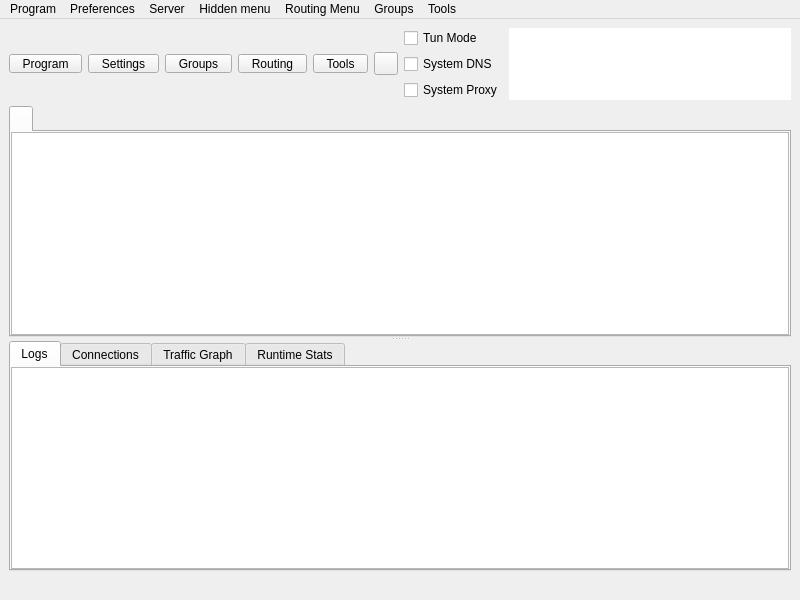
First picture: the form in include/ui/mainwindow.ui, repository Nuxoul/NxProxy, before the edit.
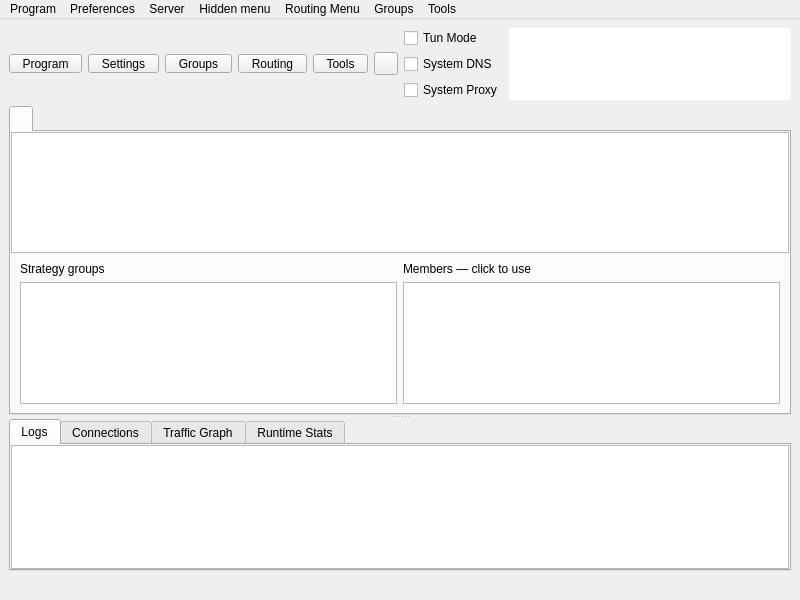
Second picture: the form after the edit. Icons and pictures are not drawn. Custom widgets are drawn as their Qt base class.

Commit message: Separate strategy groups from node list

Diff of the .ui file:
```diff
--- a/include/ui/mainwindow.ui
+++ b/include/ui/mainwindow.ui
@@ -452,6 +452,53 @@
            </attribute>
           </widget>
          </item>
+         <item>
+          <widget class="QWidget" name="selectorPanel">
+           <property name="minimumSize">
+            <size>
+             <width>0</width>
+             <height>150</height>
+            </size>
+           </property>
+           <layout class="QHBoxLayout" name="selectorPanelLayout">
+            <item>
+             <layout class="QVBoxLayout" name="selectorGroupsColumn">
+              <item>
+               <widget class="QLabel" name="selectorGroupsLabel">
+                <property name="text">
+                 <string>Strategy groups</string>
+                </property>
+               </widget>
+              </item>
+              <item>
+               <widget class="QListWidget" name="selectorGroupList">
+                <property name="minimumSize">
+                 <size>
+                  <width>180</width>
+                  <height>0</height>
+                 </size>
+                </property>
+               </widget>
+              </item>
+             </layout>
+            </item>
+            <item>
+             <layout class="QVBoxLayout" name="selectorMembersColumn">
+              <item>
+               <widget class="QLabel" name="selectorMembersLabel">
+                <property name="text">
+                 <string>Members — click to use</string>
+                </property>
+               </widget>
+              </item>
+              <item>
+               <widget class="QListWidget" name="selectorMemberList"/>
+              </item>
+             </layout>
+            </item>
+           </layout>
+          </widget>
+         </item>
         </layout>
        </widget>
       </widget>
```
Left out of the diff: 2 changed lines with no effect on the pictures. The commit also changes 4 other files.
